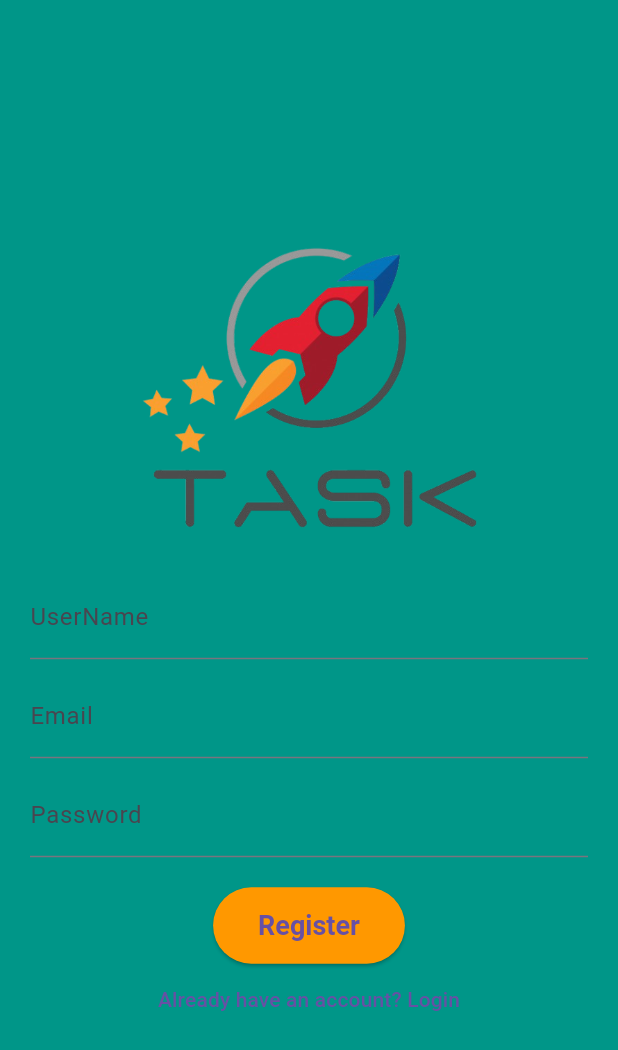
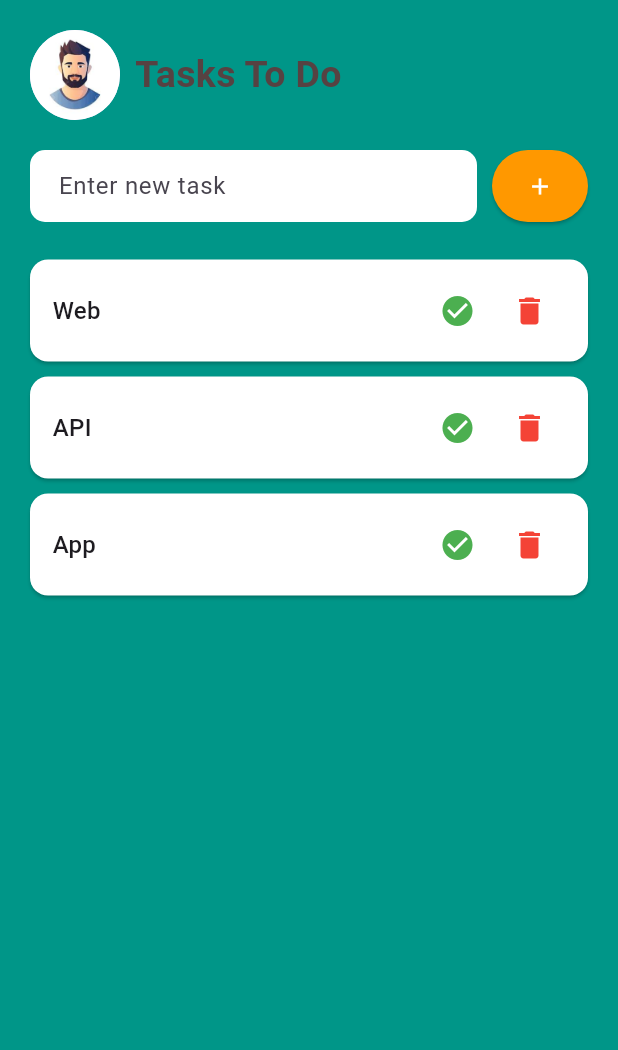
Before and after one commit to GThashan/E_Flutter, a Flutter app: the RegisterPage screen opened directly, after a tap on "Register", on a phone screen of 412 x 824 dp. Shown: the top 1050 px of the screen. Run offline on Flutter 3.47's test engine with Material 3 defaults, Android fonts, the phone set to English and light mode, and no system bars.

Commit message:
todo screen

```diff
--- a/lib/login_page.dart
+++ b/lib/login_page.dart
@@ -1,45 +1,68 @@
 import 'package:flutter/material.dart';
 import 'register_page.dart';
+import 'todo.dart' show Todo;
 
 class LoginPage extends StatelessWidget {
   @override
   Widget build(BuildContext context) {
     return Scaffold(
       backgroundColor: Colors.teal,
-      body: Padding(
-        padding: EdgeInsets.all(20),
+      body: SingleChildScrollView( // ✅ Fix: Makes screen scrollable
+        child: Padding(
+          padding: EdgeInsets.all(30),
           child: Column(
             mainAxisAlignment: MainAxisAlignment.center,
             children: [
+              SizedBox(height: 50), // Extra space to avoid top cut-off
               Image(
                 image: AssetImage("images/logo.png"),
                 width: 250,
                 height: 250,
               ),
               TextField(
-              decoration: InputDecoration(labelText: "Email"),
+                decoration: InputDecoration(
+                  labelText: "Email",
+                  prefixIcon: Icon(Icons.email),
+                  filled: true,
+                  fillColor: Colors.grey[200],
+                  border: OutlineInputBorder(
+                    borderRadius: BorderRadius.circular(10),
+                    borderSide: BorderSide.none,
+                  ),
+                ),
                 keyboardType: TextInputType.emailAddress,
               ),
               SizedBox(height: 10),
               TextField(
-              decoration: InputDecoration(labelText: "Password"),
-              obscureText: true,
+                decoration: InputDecoration(
+                  labelText: "Password",
+                  prefixIcon: Icon(Icons.lock),
+                  filled: true,
+                  fillColor: Colors.grey[200],
+                  border: OutlineInputBorder(
+                    borderRadius: BorderRadius.circular(10),
+                    borderSide: BorderSide.none,
+                  ),
+                ),
+                obscureText: true, // ✅ Hides password
               ),
               SizedBox(height: 20),
               ElevatedButton(
                 onPressed: () {
-
+                  Navigator.push(
+                    context,
+                    MaterialPageRoute(builder: (context) => Todo()),
+                  );
                 },
                 style: ElevatedButton.styleFrom(
                   backgroundColor: Colors.orange,
-                  padding: EdgeInsets.symmetric(horizontal: 30, vertical: 15),
+                  padding: EdgeInsets.symmetric(horizontal: 50, vertical: 15),
                   textStyle: TextStyle(fontSize: 18, fontWeight: FontWeight.bold),
                 ),
                 child: Text("Login"),
               ),
               TextButton(
                 onPressed: () {
-
                   Navigator.push(
                     context,
                     MaterialPageRoute(builder: (context) => RegisterPage()),
@@ -50,6 +73,7 @@ class LoginPage extends StatelessWidget {
             ],
           ),
         ),
+      ),
     );
   }
 }
--- a/lib/register_page.dart
+++ b/lib/register_page.dart
@@ -1,60 +1,93 @@
 import 'package:flutter/material.dart';
-
-import 'login_page.dart' show LoginPage;
+import 'login_page.dart';
+import 'todo.dart' show Todo;
 
 class RegisterPage extends StatelessWidget {
   @override
   Widget build(BuildContext context) {
     return Scaffold(
-
       backgroundColor: Colors.teal,
-      body: Padding(
-        padding: EdgeInsets.all(20),
-
+      body: SingleChildScrollView(
+        child: Padding(
+          padding: EdgeInsets.all(30),
           child: Column(
             mainAxisAlignment: MainAxisAlignment.center,
             children: [
+              SizedBox(height: 50),
               Image(
                 image: AssetImage("images/logo.png"),
                 width: 250,
                 height: 250,
               ),
                TextField(
-              decoration: InputDecoration(labelText: "UserName"),
+                decoration: InputDecoration(
+                  labelText: "Username",
+                  prefixIcon: Icon(Icons.person),
+                  filled: true,
+                  fillColor: Colors.grey[200],
+                  border: OutlineInputBorder(
+                    borderRadius: BorderRadius.circular(10),
+                    borderSide: BorderSide.none,
                   ),
-            SizedBox(height: 10),
-            TextField(
-              decoration: InputDecoration(labelText: "Email"),
+                ),
                 keyboardType: TextInputType.emailAddress,
               ),
                SizedBox(height: 10),
               TextField(
-              decoration: InputDecoration(labelText: "Password"),
+                decoration: InputDecoration(
+                  labelText: "Email",
+                  prefixIcon: Icon(Icons.email),
+                  filled: true,
+                  fillColor: Colors.grey[200],
+                  border: OutlineInputBorder(
+                    borderRadius: BorderRadius.circular(10),
+                    borderSide: BorderSide.none,
+                  ),
+                ),
+                keyboardType: TextInputType.emailAddress,
+              ),
+              SizedBox(height: 10),
+              TextField(
+                decoration: InputDecoration(
+                  labelText: "Password",
+                  prefixIcon: Icon(Icons.lock),
+                  filled: true,
+                  fillColor: Colors.grey[200],
+                  border: OutlineInputBorder(
+                    borderRadius: BorderRadius.circular(10),
+                    borderSide: BorderSide.none,
+                  ),
+                ),
                 obscureText: true,
               ),
               SizedBox(height: 20),
               ElevatedButton(
                 onPressed: () {
-
+                  Navigator.push(
+                    context,
+                    MaterialPageRoute(builder: (context) => Todo()),
+                  );
                 },
                 style: ElevatedButton.styleFrom(
                   backgroundColor: Colors.orange,
-                  padding: EdgeInsets.symmetric(horizontal: 30, vertical: 15),
+                  padding: EdgeInsets.symmetric(horizontal: 50, vertical: 15),
                   textStyle: TextStyle(fontSize: 18, fontWeight: FontWeight.bold),
                 ),
                 child: Text("Register"),
               ),
               TextButton(
                 onPressed: () {
-
-                Navigator.push(context,  MaterialPageRoute(builder: (context) => LoginPage()),);
+                  Navigator.push(
+                    context,
+                    MaterialPageRoute(builder: (context) => LoginPage()),
+                  );
                 },
-
                 child: Text("Already have an account? Login"),
               ),
             ],
           ),
         ),
+      ),
     );
   }
 }
--- /dev/null
+++ b/lib/todo.dart
@@ -0,0 +1,129 @@
+import 'package:flutter/material.dart';
+
+class Todo extends StatelessWidget {
+  @override
+  Widget build(BuildContext context) {
+    return Scaffold(
+      backgroundColor: Colors.teal,
+      body: SafeArea(
+        child: Padding(
+          padding: EdgeInsets.all(20),
+          child: Column(
+            crossAxisAlignment: CrossAxisAlignment.start,
+            children: [
+
+              Row(
+                children: [
+                  CircleAvatar(
+                    radius: 30.0,
+                    backgroundImage: AssetImage('images/user.jpg'),
+                  ),
+                  SizedBox(width: 10),
+                  Text(
+                    "Tasks To Do",
+                    style: TextStyle(
+                      fontWeight: FontWeight.bold,
+                      fontSize: 25.0,
+                      color: Color.fromARGB(255, 86, 66, 66),
+                    ),
+                  ),
+                ],
+              ),
+
+              SizedBox(height: 20),
+
+
+              Row(
+                children: [
+                  Expanded(
+                    child: TextField(
+                      decoration: InputDecoration(
+                        hintText: "Enter new task",
+                        filled: true,
+                        fillColor: Colors.white,
+                        border: OutlineInputBorder(
+                          borderRadius: BorderRadius.circular(10),
+                          borderSide: BorderSide.none,
+                        ),
+                        contentPadding: EdgeInsets.symmetric(horizontal: 15),
+                      ),
+                    ),
+                  ),
+                  SizedBox(width: 10),
+                  ElevatedButton(
+                    onPressed: () {
+
+                    },
+                    style: ElevatedButton.styleFrom(
+                      backgroundColor: Colors.orange,
+                      padding: EdgeInsets.symmetric(horizontal: 15, vertical: 15),
+                    ),
+                    child: Icon(Icons.add, color: Colors.white),
+                  ),
+                ],
+              ),
+
+              SizedBox(height: 20),
+
+
+              Expanded(
+                child: ListView(
+                  children: [
+
+                    TaskItem(task: "Web"),
+                    TaskItem(task: "API"),
+                    TaskItem(task: "App"),
+                  ],
+                ),
+              ),
+            ],
+          ),
+        ),
+      ),
+    );
+  }
+}
+
+class TaskItem extends StatelessWidget {
+  final String task;
+
+  TaskItem({required this.task});
+
+  @override
+  Widget build(BuildContext context) {
+    return Card(
+      color: Colors.white,
+      margin: EdgeInsets.symmetric(vertical: 5),
+      child: Padding(
+        padding: EdgeInsets.symmetric(horizontal: 15, vertical: 10),
+        child: Row(
+          mainAxisAlignment: MainAxisAlignment.spaceBetween,
+          children: [
+            Text(
+              task,
+              style: TextStyle(fontSize: 16, fontWeight: FontWeight.w500),
+            ),
+            Row(
+              children: [
+                // Complete Button
+                IconButton(
+                  onPressed: () {
+                    // Complete Task Logic Here
+                  },
+                  icon: Icon(Icons.check_circle, color: Colors.green),
+                ),
+                // Delete Button
+                IconButton(
+                  onPressed: () {
+                    // Delete Task Logic Here
+                  },
+                  icon: Icon(Icons.delete, color: Colors.red),
+                ),
+              ],
+            ),
+          ],
+        ),
+      ),
+    );
+  }
+}
```
Also changed, not shown: images/user.jpg (added). Lines whose indentation alone changed are shown as unchanged.
